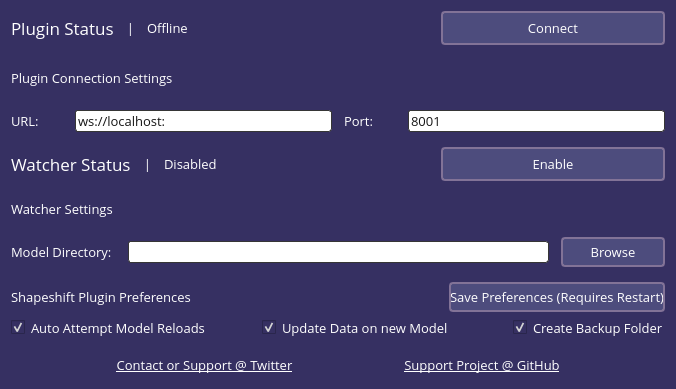
This is files/qtdesigner/plugin_windowv2.ui in randypanopio/VTS-Shapeshift as Qt 5 draws it before an edit. The edited form follows.
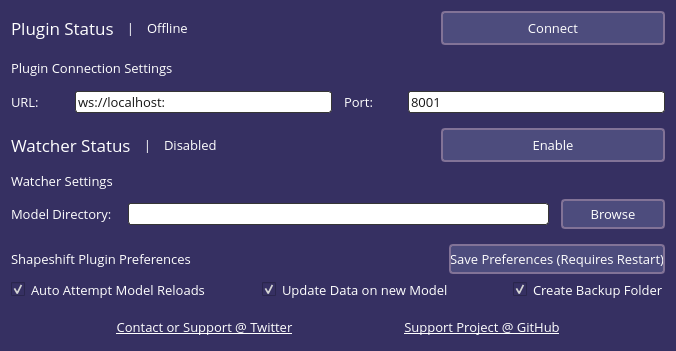
This is the edited form.

Commit message: update gui and config json

The edit to the form file:
```diff
--- a/files/qtdesigner/plugin_windowv2.ui
+++ b/files/qtdesigner/plugin_windowv2.ui
@@ -7,7 +7,7 @@
     <x>0</x>
     <y>0</y>
     <width>676</width>
-    <height>389</height>
+    <height>351</height>
    </rect>
   </property>
   <property name="font">
```
The commit also changes 4 other files.
